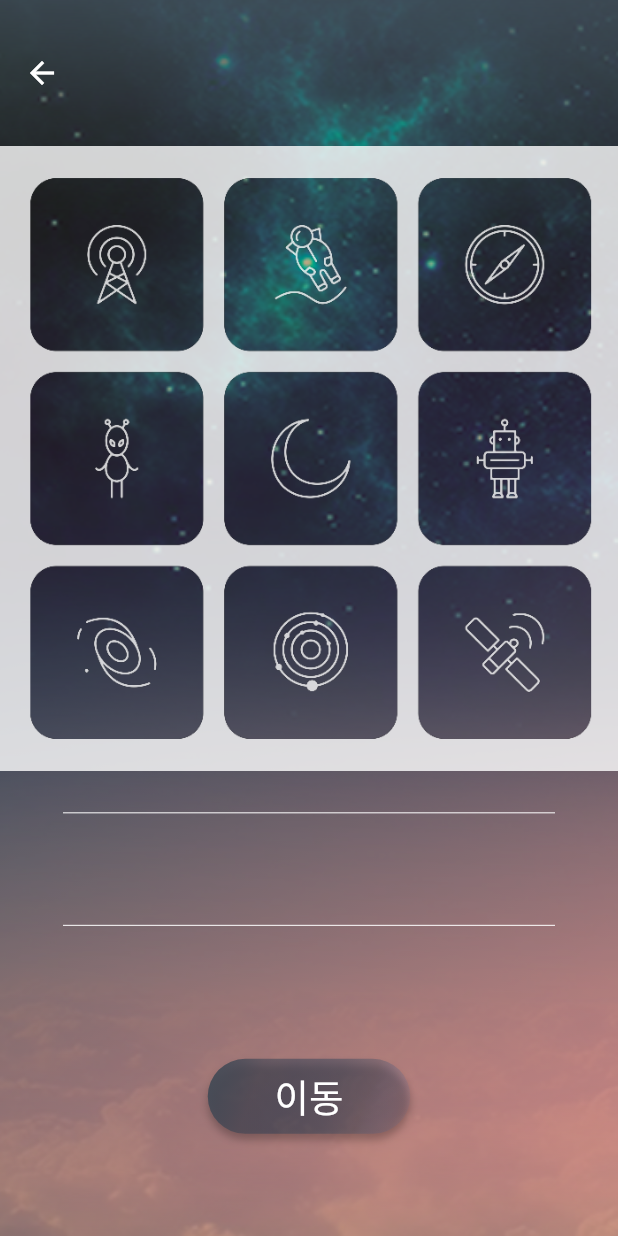
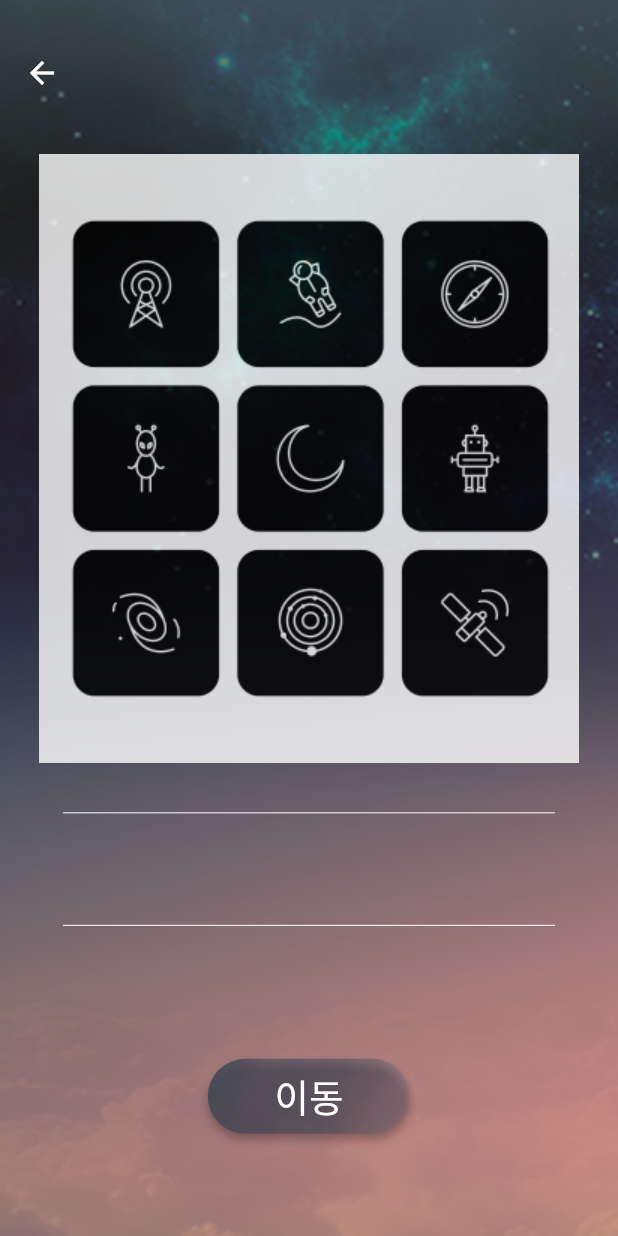
Before and after one commit to doseee/fakediary, a Flutter app: the MenuScreen screen opened directly, on a phone screen of 412 x 824 dp. Run offline on Flutter 3.47's test engine with Material 2 defaults, Android fonts, the phone set to English and light mode, and no system bars; our stand-ins replace carousel_slider, dots_indicator, gradient_borders, image_picker, lottie, shared_preferences; accounts and stored records are empty; project files that could hold a hidden picture were left out.

Commit message:
🛠 FIX : Fix menu layout using mediaquery

```diff
--- a/frontend/lib/screens/menu_screen.dart
+++ b/frontend/lib/screens/menu_screen.dart
@@ -1,9 +1,9 @@
 import 'package:flutter/material.dart';
+import 'package:frontend/screens/card_create.dart';
+import 'package:frontend/screens/card_list.dart';
 import 'package:frontend/screens/home_screen.dart';
 import 'package:frontend/screens/login_entrance.dart';
 import 'package:frontend/screens/tutorial_screen.dart';
-import 'package:frontend/screens/card_create.dart';
-import 'package:frontend/screens/card_list.dart';
 
 class MenuScreen extends StatefulWidget {
   const MenuScreen({super.key});
@@ -82,24 +82,27 @@ class _MenuScreenState extends State<MenuScreen> {
               flex: 427,
               child: Container(
                 clipBehavior: Clip.hardEdge,
-                decoration: const BoxDecoration(
-                  color: Colors.transparent,
-                ),
-                child: Center(
-                  child: Transform.scale(
-                    scale: 1.15,
-                    child: Container(
-                      decoration: const BoxDecoration(
-                        image: DecorationImage(
-                          image: AssetImage('assets/img/menu_white.png'),
-                        ),
-                      ),
-                      child: Center(
+                decoration: const BoxDecoration(),
+                child: Container(
+                  decoration: BoxDecoration(
+                    image: DecorationImage(
+                      image: AssetImage('assets/img/bg_menu.png'),
+                    ),
+                  ),
+                  child: Row(
+                    mainAxisAlignment: MainAxisAlignment.center,
+                    children: [
+                      Padding(
+                        padding: EdgeInsets.fromLTRB(
+                            2 *
+                                MediaQuery.of(context).size.height /
+                                867.4285714285714,
+                            0,
+                            0,
+                            0),
                         child: Column(
+                          mainAxisAlignment: MainAxisAlignment.center,
                           children: [
-                            const SizedBox(
-                              height: 40,
-                            ),
                             Row(
                               mainAxisAlignment: MainAxisAlignment.center,
                               children: [
@@ -111,6 +114,11 @@ class _MenuScreenState extends State<MenuScreen> {
                                   selected: selectedTitle == '카드목록',
                                   screen: const CardList(),
                                 ),
+                                SizedBox(
+                                  width: 4.5 *
+                                      MediaQuery.of(context).size.height /
+                                      867.4285714285714,
+                                ),
                                 MenuButton(
                                   title: '카드생성',
                                   desc1: '사진과 키워드를 입력하고',
@@ -118,6 +126,11 @@ class _MenuScreenState extends State<MenuScreen> {
                                   onSelect: onSelect,
                                   selected: selectedTitle == '카드생성',
                                   screen: const CardCreate(),
+                                ),
+                                SizedBox(
+                                  width: 4.5 *
+                                      MediaQuery.of(context).size.height /
+                                      867.4285714285714,
                                 ),
                                 MenuButton(
                                   title: '일기생성',
@@ -128,6 +141,11 @@ class _MenuScreenState extends State<MenuScreen> {
                                   screen: const LoginEntrance(),
                                 ),
                               ],
+                            ),
+                            SizedBox(
+                              height: 5 *
+                                  MediaQuery.of(context).size.height /
+                                  867.4285714285714,
                             ),
                             Row(
                               mainAxisAlignment: MainAxisAlignment.center,
@@ -140,6 +158,11 @@ class _MenuScreenState extends State<MenuScreen> {
                                   selected: selectedTitle == '친구목록',
                                   screen: const HomeScreen(),
                                 ),
+                                SizedBox(
+                                  width: 4.5 *
+                                      MediaQuery.of(context).size.height /
+                                      867.4285714285714,
+                                ),
                                 MenuButton(
                                   title: '메인',
                                   desc1: '메인 페이지로',
@@ -147,6 +170,11 @@ class _MenuScreenState extends State<MenuScreen> {
                                   onSelect: onSelect,
                                   selected: selectedTitle == '메인',
                                   screen: const HomeScreen(),
+                                ),
+                                SizedBox(
+                                  width: 4.5 *
+                                      MediaQuery.of(context).size.height /
+                                      867.4285714285714,
                                 ),
                                 MenuButton(
                                   title: '일기목록',
@@ -157,6 +185,11 @@ class _MenuScreenState extends State<MenuScreen> {
                                   screen: const HomeScreen(),
                                 ),
                               ],
+                            ),
+                            SizedBox(
+                              height: 5 *
+                                  MediaQuery.of(context).size.height /
+                                  867.4285714285714,
                             ),
                             Row(
                               mainAxisAlignment: MainAxisAlignment.center,
@@ -169,6 +202,11 @@ class _MenuScreenState extends State<MenuScreen> {
                                   selected: selectedTitle == '알림',
                                   screen: const HomeScreen(),
                                 ),
+                                SizedBox(
+                                  width: 4.5 *
+                                      MediaQuery.of(context).size.height /
+                                      867.4285714285714,
+                                ),
                                 MenuButton(
                                   title: '정보수정',
                                   desc1: '개인 정보를 수정하고',
@@ -176,6 +214,11 @@ class _MenuScreenState extends State<MenuScreen> {
                                   onSelect: onSelect,
                                   selected: selectedTitle == '정보수정',
                                   screen: const HomeScreen(),
+                                ),
+                                SizedBox(
+                                  width: 4.5 *
+                                      MediaQuery.of(context).size.height /
+                                      867.4285714285714,
                                 ),
                                 MenuButton(
                                   title: '튜토리얼',
@@ -190,7 +233,7 @@ class _MenuScreenState extends State<MenuScreen> {
                           ],
                         ),
                       ),
-                    ),
+                    ],
                   ),
                 ),
               ),
@@ -334,8 +377,10 @@ class _MenuButtonState extends State<MenuButton> {
             widget.title, widget.desc1, widget.desc2, widget.screen);
       },
       child: Container(
-        width: 95,
-        height: 95,
+        width:
+            100 * 1.05 * MediaQuery.of(context).size.height / 867.4285714285714,
+        height:
+            100 * 1.05 * MediaQuery.of(context).size.height / 867.4285714285714,
         decoration: BoxDecoration(
           color: Colors.white.withOpacity(widget.selected ? 0.25 : 0),
           borderRadius: const BorderRadius.all(
```
